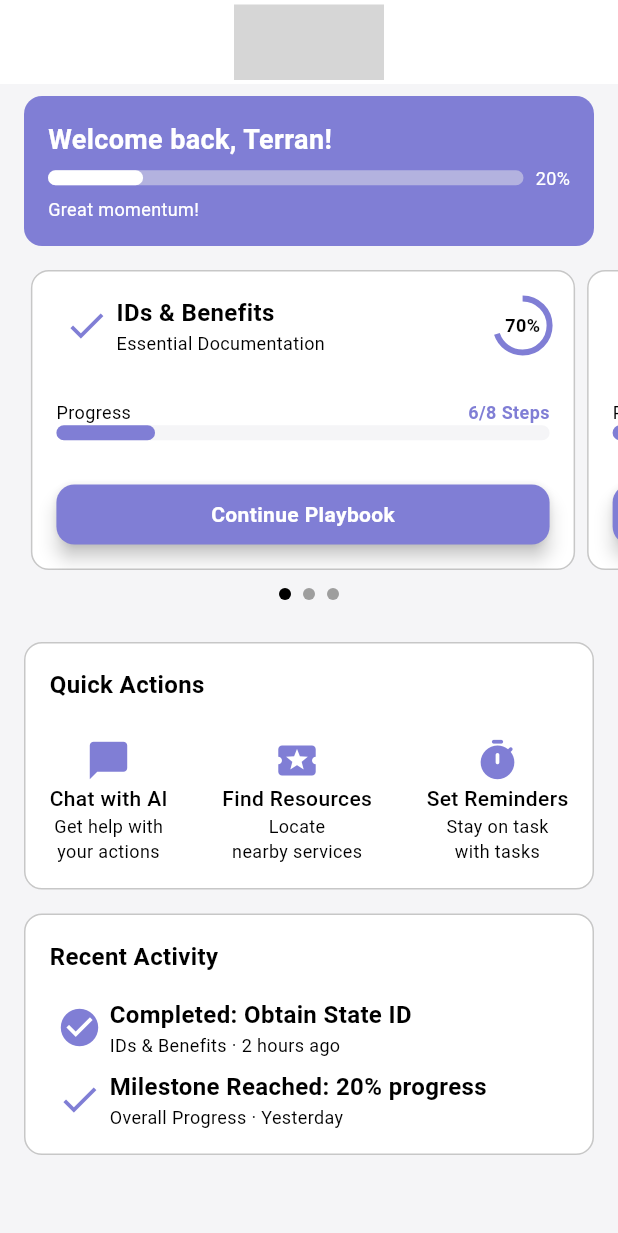
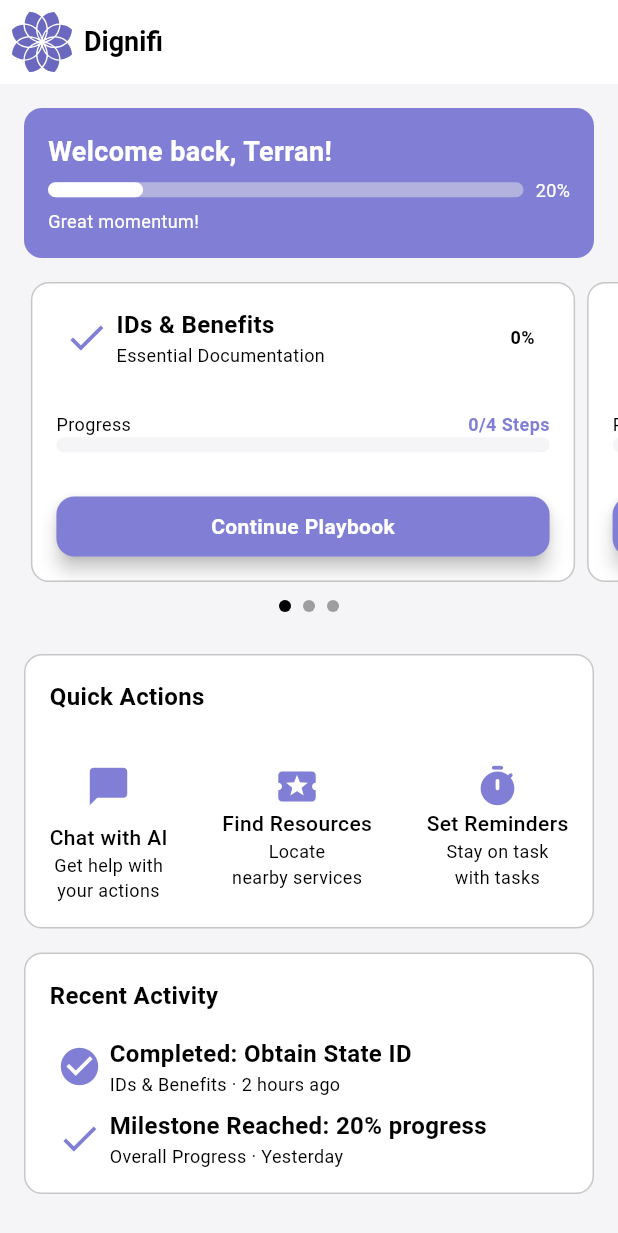
Before and after one commit to joon363/SF10x-Dignifi, a Flutter app: the screen it shows after launch, on a phone screen of 412 x 824 dp. Shown: the top 1233 px of the screen. Run offline on Flutter 3.47's test engine with Material 3 defaults, Android fonts, the phone set to English and light mode, and no system bars; our stand-ins replace flutter_svg; Roboto replaces fonts that are missing (OpenSans, Poppins); grey boxes are pictures that could not be loaded.

Commit message:
Implemented Home Screen

```diff
--- a/lib/screens/homeScreen.dart
+++ b/lib/screens/homeScreen.dart
@@ -1,5 +1,11 @@
 import 'package:flutter/material.dart';
 import 'package:flutter_svg/flutter_svg.dart';
+import 'package:provider/provider.dart';
+import 'package:reentry/datas/stepsData.dart';
+import 'package:reentry/models/stepsModel.dart';
+import 'package:reentry/screens/chatbotScreen.dart';
+import 'package:reentry/viewModels/stepsViewModel.dart';
+import 'package:reentry/screens/playbookDetailScreen.dart';
 import '../theme.dart';
 
 
@@ -8,26 +14,32 @@ class HomeScreen extends StatelessWidget {
 
   @override
   Widget build(BuildContext context) {
-    return Scaffold(
+    return SafeArea(
+      top: false,
+      child: Scaffold(
           appBar: AppBar(
-        title: SizedBox(
-          width: 100,
-          height: 50,
-          child: SvgPicture.asset('assets/your_icon.svg'),
+            leading: Padding(padding: EdgeInsets.all(8), child: SvgPicture.asset(width: 30, height: 40, 'assets/images/logo.svg')),
+            title: Text(
+              "Dignifi",
+              style: TextStyle(
+                  fontFamily: 'Poppins',
+                  color: Colors.black,
+                  fontSize: 18,
+                  fontWeight: FontWeight.bold,
+                  height: 0.1
               ),
-        backgroundColor: Colors.white,
-        scrolledUnderElevation: 0,
-        surfaceTintColor: Colors.transparent,
+            ),
+            titleSpacing: 0,
+            centerTitle: false,
           ),
           backgroundColor: boxGrayColor,
-      body: Padding(
-        padding: EdgeInsets.only(top: 8),
-        child: CustomScrollView(
+          body: CustomScrollView(
             slivers: [
               SliverToBoxAdapter(
                 child: Column(
                   spacing: 16,
                   children: [
+                    Container(),
                     WelcomeCard(),
                     PageViewCard(),
                     QuickActionsCard(),
@@ -37,7 +49,8 @@ class HomeScreen extends StatelessWidget {
                 ),
               ),
             ],
-        ),)
+          )
+      ),
     );
   }
 }
@@ -51,11 +64,7 @@ class WelcomeCard extends StatelessWidget {
   Widget build(BuildContext context) {
     return Container(
       height: 100,
-        decoration: BoxDecoration(
-            borderRadius: BorderRadius.circular(defaultBorderRadius),
-            color: primaryColor
-          //border: Border.all(color: primaryColor, width: 2),
-        ),
+      decoration: primaryBoxDecoration,
       padding: EdgeInsets.symmetric(horizontal: 16),
       margin: EdgeInsets.symmetric(horizontal: 16),
       alignment: Alignment.centerLeft,
@@ -127,7 +136,7 @@ class _PageViewCardState extends State<PageViewCard> {
             onPageChanged: (i) => setState(() => _pageIndex = i),
             itemCount: 3,
             scrollDirection: Axis.horizontal,
-            itemBuilder: (_, i) => ActivityProgressCard(),
+            itemBuilder: (_, i) => ActivityProgressCard(category: categories[i]),
           ),
         ),
         Row(
@@ -149,19 +158,26 @@ class _PageViewCardState extends State<PageViewCard> {
   }
 }
 
-class ActivityProgressCard extends StatelessWidget {
+class ActivityProgressCard extends StatefulWidget {
+  final StepCategory category;
   const ActivityProgressCard({
     super.key,
+    required this.category
   });
 
   @override
+  State<ActivityProgressCard> createState() => _ActivityProgressCardState();
+}
+
+class _ActivityProgressCardState extends State<ActivityProgressCard> {
+  @override
   Widget build(BuildContext context) {
+    return ChangeNotifierProvider(
+      create: (_) => StepsViewModel(category: widget.category),
+      child: Builder(builder: (context) {
+          final vm = context.watch<StepsViewModel>();
           return Container(
-        decoration: BoxDecoration(
-          borderRadius: BorderRadius.circular(defaultBorderRadius),
-          color: Colors.white,
-          border: Border.all(color: dividerNormal, width: 1),
-        ),
+            decoration: grayBoxDecoration,
             padding: EdgeInsets.all(16),
             margin: EdgeInsets.only(right: 8),
             alignment: Alignment.centerLeft,
@@ -183,7 +199,7 @@ class ActivityProgressCard extends StatelessWidget {
                           crossAxisAlignment: CrossAxisAlignment.start,
                           children: [
                             Text(
-                          "IDs & Benefits",
+                              Provider.of<StepsViewModel>(context).category.title,
                               style: TextStyle(
                                 color: Colors.black,
                                 fontSize: 16,
@@ -191,7 +207,7 @@ class ActivityProgressCard extends StatelessWidget {
                               ),
                             ),
                             Text(
-                          "Essential Documentation",
+                              Provider.of<StepsViewModel>(context).category.subtitle,
                               style: TextStyle(
                                 color: Colors.black,
                                 fontSize: 12,
@@ -205,12 +221,12 @@ class ActivityProgressCard extends StatelessWidget {
                       alignment: Alignment.center,
                       children: [
                         CircularProgressIndicator(
-                      value: 0.7,
+                          value: vm.progressPercent(),
                           strokeWidth: 4,
                           color: primaryColor,
                         ),
                         Text(
-                      "70%",
+                          "${(vm.progressPercent() * 100).round()}%",
                           style: TextStyle(
                             color: Colors.black,
                             fontSize: 12,
@@ -234,7 +250,7 @@ class ActivityProgressCard extends StatelessWidget {
                           ),
                         ),
                         Text(
-                      "6/8 Steps",
+                          vm.progressText(),
                           style: TextStyle(
                             color: primaryColor,
                             fontSize: 12,
@@ -245,7 +261,7 @@ class ActivityProgressCard extends StatelessWidget {
                     ),
                     LinearProgressIndicator(
                       minHeight: 10,
-                  value: 0.2,
+                      value: vm.progressPercent(),
                       borderRadius: BorderRadius.circular(10),
                       backgroundColor: boxGrayColor,
                       color: primaryColor,
@@ -258,7 +274,13 @@ class ActivityProgressCard extends StatelessWidget {
                   elevation: 5,
                   child: InkWell(
                     onTap: () {
-                  // Action
+                      Navigator.push(
+                        context,
+                        MaterialPageRoute(builder: (_) => PlaybookDetailScreen(category: widget.category,)),
+                      ).then((_) {
+                            setState(() {
+                              });
+                          });
                     },
                     borderRadius: BorderRadius.circular(defaultBorderRadius),
                     //highlightColor: primaryColorLight,
@@ -284,6 +306,9 @@ class ActivityProgressCard extends StatelessWidget {
             )
           );
         }
+      )
+    );
+  }
 }
 
 class QuickActionsCard extends StatelessWidget {
@@ -294,11 +319,7 @@ class QuickActionsCard extends StatelessWidget {
   @override
   Widget build(BuildContext context) {
     return Container(
-        decoration: BoxDecoration(
-          borderRadius: BorderRadius.circular(defaultBorderRadius),
-          color: Colors.white,
-          border: Border.all(color: dividerNormal, width: 1),
-        ),
+      decoration: grayBoxDecoration,
       padding: EdgeInsets.all(16),
       margin: EdgeInsets.symmetric(horizontal: 16),
       alignment: Alignment.centerLeft,
@@ -319,7 +340,15 @@ class QuickActionsCard extends StatelessWidget {
             children: [
               Column(
                 children: [
-                    Icon(Icons.chat_bubble, color: primaryColor, size: 30,),
+                  IconButton(
+                    icon: Icon(Icons.chat_bubble, color: primaryColor, size: 30,),
+                    onPressed: () {
+                      Navigator.push(
+                        context,
+                        MaterialPageRoute(builder: (_) => ChatbotScreen()),
+                      );
+                    },
+                  ),
                   Text(
                     "Chat with AI",
                     style: TextStyle(
@@ -396,11 +425,7 @@ class RecentActivityCard extends StatelessWidget {
   @override
   Widget build(BuildContext context) {
     return Container(
-      decoration: BoxDecoration(
-        borderRadius: BorderRadius.circular(defaultBorderRadius),
-        color: Colors.white,
-        border: Border.all(color: dividerNormal, width: 1),
-      ),
+      decoration: grayBoxDecoration,
       padding: EdgeInsets.all(16),
       margin: EdgeInsets.symmetric(horizontal: 16),
       alignment: Alignment.centerLeft,
```
Lines whose indentation alone changed are shown as unchanged.
